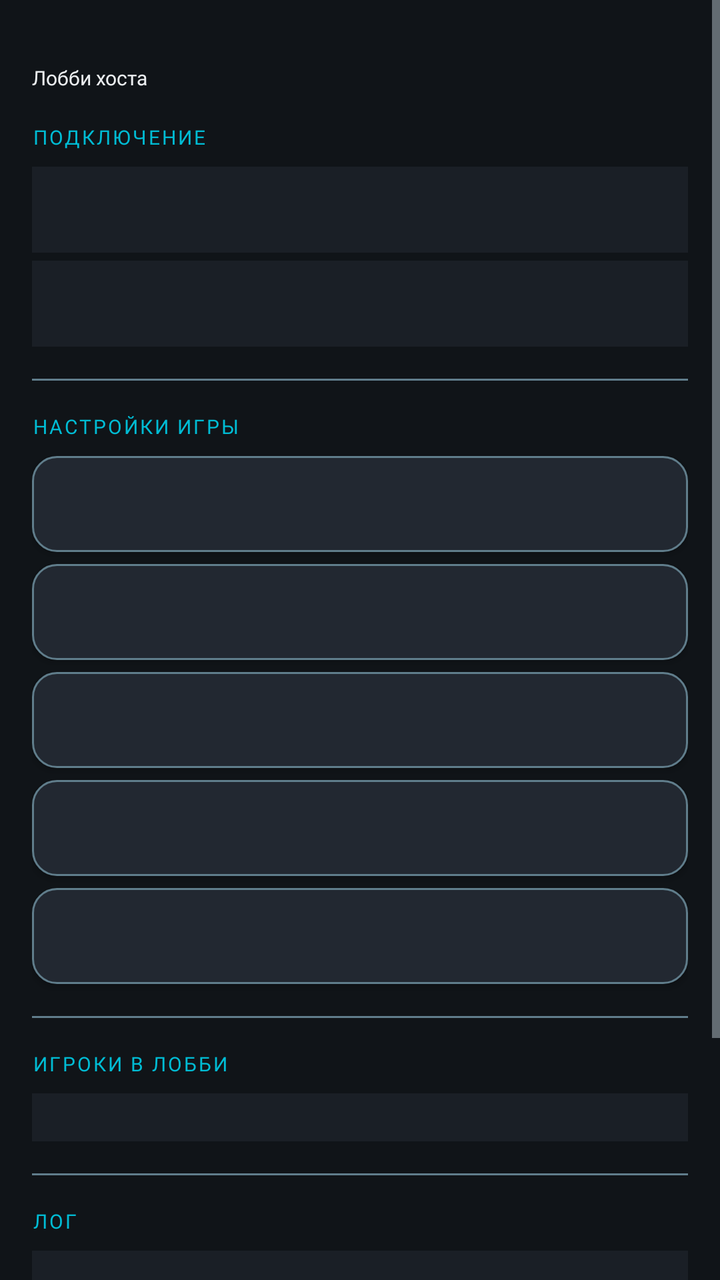
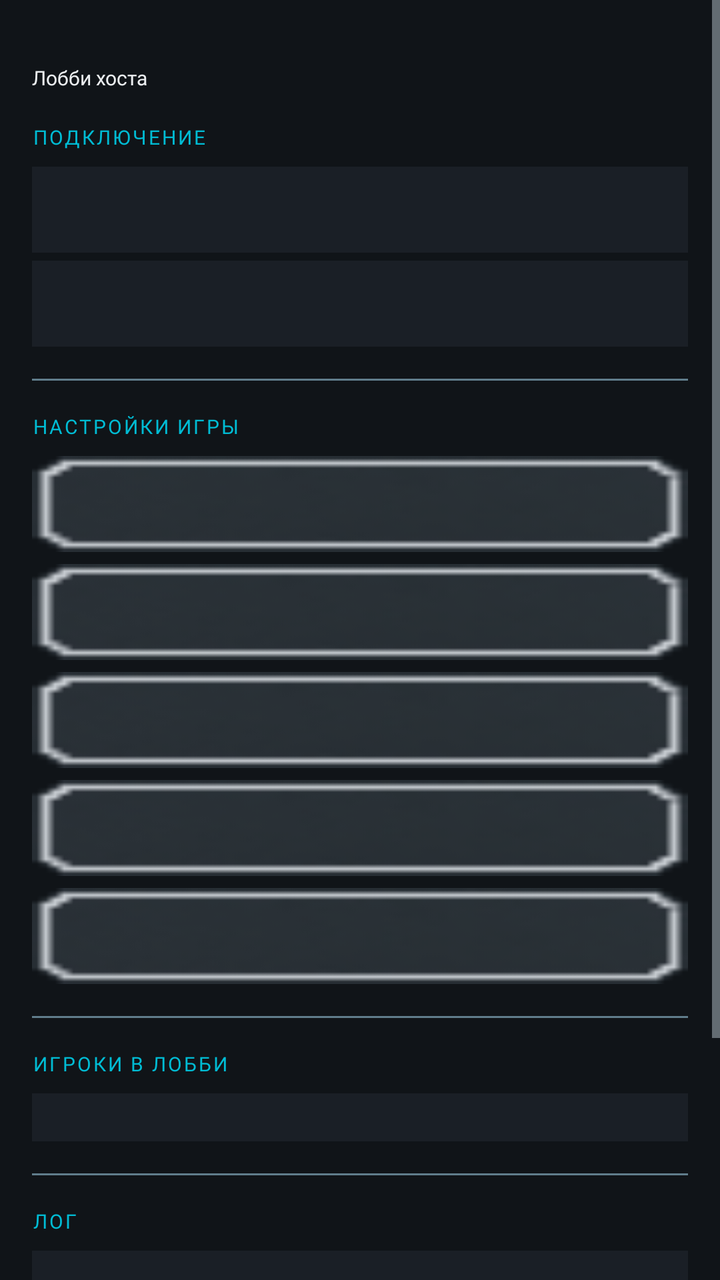

The first picture is an Android layout as it rendered before a commit; the second is the same layout after the commit. The layout source and the unified diff follow.
<!-- AndroidManifest.xml: application theme Theme.MinesweeperEvolution -->
<!-- res/layout/activity_lobby_host.xml -->
<?xml version="1.0" encoding="utf-8"?>
<ScrollView xmlns:android="http://schemas.android.com/apk/res/android"
    android:layout_width="match_parent"
    android:layout_height="match_parent"
    android:background="@color/bg_dark"
    android:fillViewport="true">

    <LinearLayout
        android:layout_width="match_parent"
        android:layout_height="wrap_content"
        android:orientation="vertical"
        android:padding="16dp">

        <TextView
            android:layout_width="wrap_content"
            android:layout_height="wrap_content"
            android:text="@string/mp_lobby_title"
            android:fontFamily="@font/press_start_2p"
            android:textColor="@color/text_primary"
            android:textSize="10sp"
            android:layout_marginTop="16dp"
            android:layout_marginBottom="16dp" />

        
        <TextView
            android:layout_width="wrap_content"
            android:layout_height="wrap_content"
            android:text="@string/section_connection"
            android:fontFamily="@font/press_start_2p"
            android:textColor="@color/accent"
            android:textSize="10sp"
            android:letterSpacing="0.1"
            android:layout_marginBottom="8dp" />

        <TextView
            android:id="@+id/tvHostIp"
            android:layout_width="match_parent"
            android:layout_height="wrap_content"
            android:background="@color/bg_panel"
            android:padding="12dp"
            android:textColor="@color/accent"
            android:textSize="14sp"
            android:fontFamily="@font/vt323"
            android:textIsSelectable="true"
            android:layout_marginBottom="4dp" />

        <TextView
            android:id="@+id/tvHostPort"
            android:layout_width="match_parent"
            android:layout_height="wrap_content"
            android:background="@color/bg_panel"
            android:padding="12dp"
            android:textColor="@color/text_secondary"
            android:fontFamily="@font/vt323"
            android:textSize="14sp"
            android:layout_marginBottom="16dp" />

        
        <View
            android:layout_width="match_parent"
            android:layout_height="1dp"
            android:background="@color/text_dim"
            android:layout_marginBottom="16dp" />

        
        <TextView
            android:layout_width="wrap_content"
            android:layout_height="wrap_content"
            android:text="@string/section_game_settings"
            android:fontFamily="@font/press_start_2p"
            android:textColor="@color/accent"
            android:textSize="10sp"
            android:letterSpacing="0.1"
            android:layout_marginBottom="8dp" />

        <Button
            android:id="@+id/btnHostNick"
            android:layout_width="match_parent"
            android:layout_height="48dp"
            android:background="@drawable/bg_button_secondary"
            android:fontFamily="@font/pixelify_sans"
            android:textColor="@color/text_primary"
            android:textSize="13sp"
            android:layout_marginBottom="6dp"
            android:gravity="start|center_vertical"
            android:paddingStart="16dp" />

        <Button
            android:id="@+id/btnPickMode"
            android:layout_width="match_parent"
            android:layout_height="48dp"
            android:background="@drawable/bg_button_secondary"
            android:fontFamily="@font/pixelify_sans"
            android:textColor="@color/text_primary"
            android:textSize="13sp"
            android:layout_marginBottom="6dp"
            android:gravity="start|center_vertical"
            android:paddingStart="16dp" />

        <Button
            android:id="@+id/btnPickDiff"
            android:layout_width="match_parent"
            android:layout_height="48dp"
            android:background="@drawable/bg_button_secondary"
            android:fontFamily="@font/pixelify_sans"
            android:textColor="@color/text_primary"
            android:textSize="13sp"
            android:layout_marginBottom="6dp"
            android:gravity="start|center_vertical"
            android:paddingStart="16dp" />

        <Button
            android:id="@+id/btnPickShift"
            android:layout_width="match_parent"
            android:layout_height="48dp"
            android:background="@drawable/bg_button_secondary"
            android:fontFamily="@font/pixelify_sans"
            android:textColor="@color/text_primary"
            android:textSize="13sp"
            android:layout_marginBottom="6dp"
            android:gravity="start|center_vertical"
            android:paddingStart="16dp" />

        <Button
            android:id="@+id/btnPickMpMode"
            android:layout_width="match_parent"
            android:layout_height="48dp"
            android:background="@drawable/bg_button_secondary"
            android:fontFamily="@font/pixelify_sans"
            android:textColor="@color/text_primary"
            android:textSize="13sp"
            android:layout_marginBottom="16dp"
            android:gravity="start|center_vertical"
            android:paddingStart="16dp" />

        
        <View
            android:layout_width="match_parent"
            android:layout_height="1dp"
            android:background="@color/text_dim"
            android:layout_marginBottom="16dp" />

        
        <TextView
            android:layout_width="wrap_content"
            android:layout_height="wrap_content"
            android:text="@string/section_players"
            android:fontFamily="@font/press_start_2p"
            android:textColor="@color/accent"
            android:textSize="10sp"
            android:letterSpacing="0.1"
            android:layout_marginBottom="8dp" />

        <LinearLayout
            android:id="@+id/playersContainer"
            android:layout_width="match_parent"
            android:layout_height="wrap_content"
            android:background="@color/bg_panel"
            android:orientation="vertical"
            android:padding="12dp"
            android:layout_marginBottom="16dp" />

        
        <View
            android:layout_width="match_parent"
            android:layout_height="1dp"
            android:background="@color/text_dim"
            android:layout_marginBottom="16dp" />

        
        <TextView
            android:layout_width="wrap_content"
            android:layout_height="wrap_content"
            android:text="@string/section_log"
            android:fontFamily="@font/press_start_2p"
            android:textColor="@color/accent"
            android:textSize="10sp"
            android:letterSpacing="0.1"
            android:layout_marginBottom="8dp" />

        <TextView
            android:id="@+id/tvLobbyLog"
            android:layout_width="match_parent"
            android:layout_height="wrap_content"
            android:background="@color/bg_panel"
            android:padding="12dp"
            android:textColor="@color/text_secondary"
            android:textSize="14sp"
            android:fontFamily="@font/vt323"
            android:minLines="3"
            android:layout_marginBottom="16dp" />

        <View
            android:layout_width="match_parent"
            android:layout_height="0dp"
            android:layout_weight="1" />

        <Button
            android:id="@+id/btnStartMp"
            android:layout_width="match_parent"
            android:layout_height="56dp"
            android:background="@drawable/bg_button_primary"
            android:fontFamily="@font/pixelify_sans"
            android:text="@string/mp_start_game"
            android:textColor="@color/bg_dark"
            android:textSize="16sp"
            android:textStyle="bold" />

    </LinearLayout>
</ScrollView>
<!-- resources referenced by this layout -->
<resources>
  <color name="accent">#FF00BCD4</color>
  <color name="bg_dark">#FF101418</color>
  <color name="bg_panel">#FF1A1F26</color>
  <color name="text_dim">#FF607D8B</color>
  <color name="text_primary">#FFECEFF1</color>
  <color name="text_secondary">#FFB0BEC5</color>
  <!-- drawable bg_button_primary (drawable) -->
  <?xml version="1.0" encoding="utf-8"?>
  <selector xmlns:android="http://schemas.android.com/apk/res/android">
      
      <item android:state_pressed="true">
          <shape android:shape="rectangle">
              <solid android:color="@color/accent_2"/>
              <corners android:radius="12dp"/>
          </shape>
      </item>
      
      <item>
          <shape android:shape="rectangle">
              <solid android:color="@color/accent"/>
              <corners android:radius="12dp"/>
          </shape>
      </item>
  </selector>
  <!-- drawable bg_button_secondary (drawable) -->
  <?xml version="1.0" encoding="utf-8"?>
  <selector xmlns:android="http://schemas.android.com/apk/res/android">
      
      <item android:state_selected="true">
          <shape android:shape="rectangle">
              <solid android:color="@color/accent"/>
              <corners android:radius="12dp"/>
              <stroke android:width="1dp" android:color="@color/accent_2"/>
          </shape>
      </item>
      
      <item android:state_pressed="true">
          <shape android:shape="rectangle">
              <solid android:color="@color/bg_panel_alt"/>
              <corners android:radius="12dp"/>
              <stroke android:width="2dp" android:color="@color/accent"/>
          </shape>
      </item>
      
      <item>
          <shape android:shape="rectangle">
              <solid android:color="@color/bg_panel_alt"/>
              <corners android:radius="12dp"/>
              <stroke android:width="1dp" android:color="@color/text_dim"/>
          </shape>
      </item>
  </selector>
  <string name="mp_lobby_title">Лобби хоста</string>
  <string name="mp_start_game">Начать игру</string>
  <string name="section_connection">ПОДКЛЮЧЕНИЕ</string>
  <string name="section_game_settings">НАСТРОЙКИ ИГРЫ</string>
  <string name="section_log">ЛОГ</string>
  <string name="section_players">ИГРОКИ В ЛОББИ</string>
  <style name="Theme.MinesweeperEvolution" parent="Theme.AppCompat.NoActionBar">
          <item name="colorPrimary">@color/accent</item>
          <item name="colorPrimaryDark">@color/accent_2</item>
          <item name="colorAccent">@color/accent</item>
          <item name="android:windowBackground">@color/bg_dark</item>
          <item name="android:textColorPrimary">@color/text_primary</item>
          <item name="android:textColorSecondary">@color/text_secondary</item>
          <item name="android:statusBarColor" tools:targetApi="l">@color/bg_dark</item>
          
          <item name="android:alertDialogTheme">@style/Theme.MinesweeperDialog</item>
          <item name="alertDialogTheme">@style/Theme.MinesweeperDialog</item>
      </style>
  <color name="accent_2">#FF26C6DA</color>
  <color name="bg_panel_alt">#FF222831</color>
  <style name="Theme.MinesweeperDialog" parent="Theme.AppCompat.Dialog.Alert">
          <item name="android:windowBackground">@color/bg_panel</item>
          <item name="android:textColorPrimary">@color/text_primary</item>
          <item name="android:textColorSecondary">@color/text_secondary</item>
          <item name="colorAccent">@color/accent</item>
          <item name="android:buttonBarButtonStyle">@style/Widget.DialogButton</item>
      </style>
  <style name="Widget.DialogButton" parent="Widget.AppCompat.Button.ButtonBar.AlertDialog">
          <item name="android:textColor">@color/accent</item>
      </style>
</resources>

<!-- the commit's change to res/layout/activity_lobby_host.xml (unified diff, before → after) -->
@@ -77,7 +77,7 @@
             android:id="@+id/btnHostNick"
             android:layout_width="match_parent"
             android:layout_height="48dp"
-            android:background="@drawable/bg_button_secondary"
+            android:background="@drawable/ui_button_normal"
             android:fontFamily="@font/pixelify_sans"
             android:textColor="@color/text_primary"
             android:textSize="13sp"
@@ -89,7 +89,7 @@
             android:id="@+id/btnPickMode"
             android:layout_width="match_parent"
             android:layout_height="48dp"
-            android:background="@drawable/bg_button_secondary"
+            android:background="@drawable/ui_button_normal"
             android:fontFamily="@font/pixelify_sans"
             android:textColor="@color/text_primary"
             android:textSize="13sp"
@@ -101,7 +101,7 @@
             android:id="@+id/btnPickDiff"
             android:layout_width="match_parent"
             android:layout_height="48dp"
-            android:background="@drawable/bg_button_secondary"
+            android:background="@drawable/ui_button_normal"
             android:fontFamily="@font/pixelify_sans"
             android:textColor="@color/text_primary"
             android:textSize="13sp"
@@ -113,7 +113,7 @@
             android:id="@+id/btnPickShift"
             android:layout_width="match_parent"
             android:layout_height="48dp"
-            android:background="@drawable/bg_button_secondary"
+            android:background="@drawable/ui_button_normal"
             android:fontFamily="@font/pixelify_sans"
             android:textColor="@color/text_primary"
             android:textSize="13sp"
@@ -125,7 +125,7 @@
             android:id="@+id/btnPickMpMode"
             android:layout_width="match_parent"
             android:layout_height="48dp"
-            android:background="@drawable/bg_button_secondary"
+            android:background="@drawable/ui_button_normal"
             android:fontFamily="@font/pixelify_sans"
             android:textColor="@color/text_primary"
             android:textSize="13sp"
@@ -199,7 +199,7 @@
             android:id="@+id/btnStartMp"
             android:layout_width="match_parent"
             android:layout_height="56dp"
-            android:background="@drawable/bg_button_primary"
+            android:background="@drawable/ui_button_active"
             android:fontFamily="@font/pixelify_sans"
             android:text="@string/mp_start_game"
             android:textColor="@color/bg_dark"
<!-- resource entries referenced after the edit -->
@@ -6,52 +6,8 @@
   <color name="text_dim">#FF607D8B</color>
   <color name="text_primary">#FFECEFF1</color>
   <color name="text_secondary">#FFB0BEC5</color>
-  <!-- drawable bg_button_primary (drawable) -->
-  <?xml version="1.0" encoding="utf-8"?>
-  <selector xmlns:android="http://schemas.android.com/apk/res/android">
-      
-      <item android:state_pressed="true">
-          <shape android:shape="rectangle">
-              <solid android:color="@color/accent_2"/>
-              <corners android:radius="12dp"/>
-          </shape>
-      </item>
-      
-      <item>
-          <shape android:shape="rectangle">
-              <solid android:color="@color/accent"/>
-              <corners android:radius="12dp"/>
-          </shape>
-      </item>
-  </selector>
-  <!-- drawable bg_button_secondary (drawable) -->
-  <?xml version="1.0" encoding="utf-8"?>
-  <selector xmlns:android="http://schemas.android.com/apk/res/android">
-      
-      <item android:state_selected="true">
-          <shape android:shape="rectangle">
-              <solid android:color="@color/accent"/>
-              <corners android:radius="12dp"/>
-              <stroke android:width="1dp" android:color="@color/accent_2"/>
-          </shape>
-      </item>
-      
-      <item android:state_pressed="true">
-          <shape android:shape="rectangle">
-              <solid android:color="@color/bg_panel_alt"/>
-              <corners android:radius="12dp"/>
-              <stroke android:width="2dp" android:color="@color/accent"/>
-          </shape>
-      </item>
-      
-      <item>
-          <shape android:shape="rectangle">
-              <solid android:color="@color/bg_panel_alt"/>
-              <corners android:radius="12dp"/>
-              <stroke android:width="1dp" android:color="@color/text_dim"/>
-          </shape>
-      </item>
-  </selector>
+  <!-- drawable ui_button_active: png bitmap (drawable, 845 bytes) -->
+  <!-- drawable ui_button_normal: png bitmap (drawable, 1182 bytes) -->
   <string name="mp_lobby_title">Лобби хоста</string>
   <string name="mp_start_game">Начать игру</string>
   <string name="section_connection">ПОДКЛЮЧЕНИЕ</string>
@@ -71,7 +27,6 @@
           <item name="alertDialogTheme">@style/Theme.MinesweeperDialog</item>
       </style>
   <color name="accent_2">#FF26C6DA</color>
-  <color name="bg_panel_alt">#FF222831</color>
   <style name="Theme.MinesweeperDialog" parent="Theme.AppCompat.Dialog.Alert">
           <item name="android:windowBackground">@color/bg_panel</item>
           <item name="android:textColorPrimary">@color/text_primary</item>
